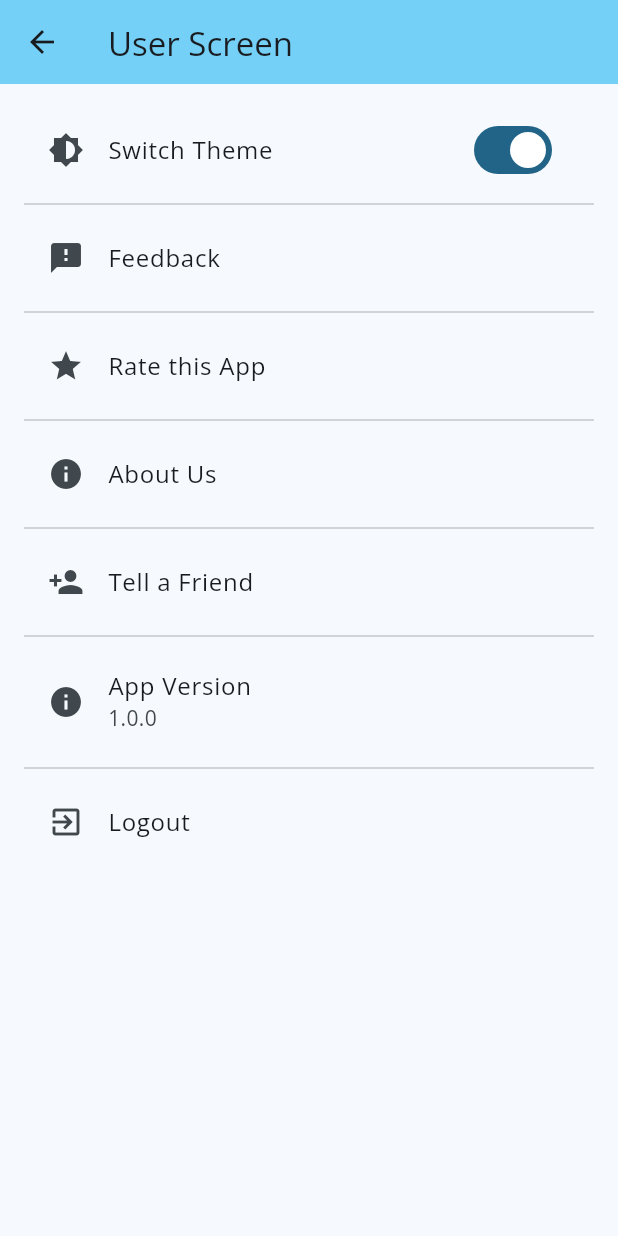
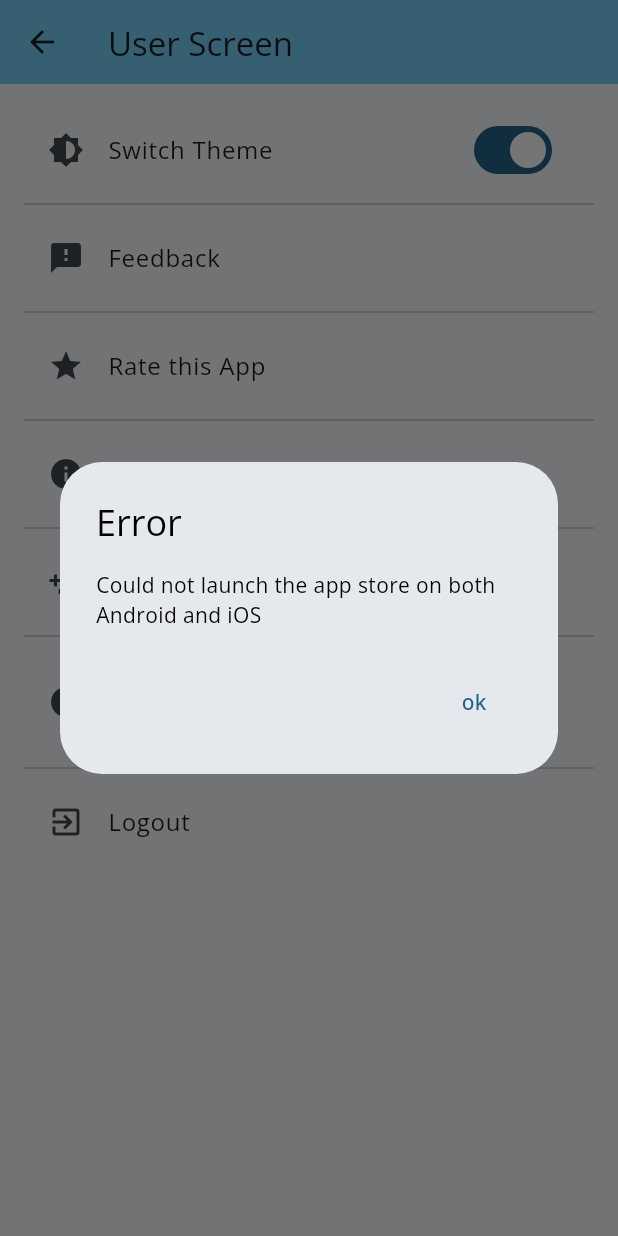
Before and after one commit to KanyantaM/reviza, a Flutter app: the UserScreen screen opened directly, after a tap on "Rate this App", on a phone screen of 412 x 824 dp. Run offline on Flutter 3.47's test engine with Material 3 defaults, Android fonts, the phone set to English and light mode, and no system bars; our stand-ins replace animate_do, bloc, cloud_firestore, dio, dotted_border, equatable and 19 more; missing offline and left inert: flow_builder, flutter_highlighter, flutter_math_fork, flutter_pdfview; accounts and stored records are empty.

Commit message:
updating the email and dialogues

```diff
--- a/lib/features/user_screen.dart
+++ b/lib/features/user_screen.dart
@@ -4,15 +4,14 @@ import 'package:reviza/app/bloc/app_bloc.dart';
 import 'package:reviza/features/login/login.dart';
 // import 'package:reviza/features/report.dart';
 import 'package:reviza/ui/theme.dart';
+import 'package:reviza/utilities/dialogues/error_dialog.dart';
 import 'package:share_plus/share_plus.dart';
 import 'package:url_launcher/url_launcher.dart';
 
 class UserScreen extends StatelessWidget {
   const UserScreen({super.key});
 
-
-
-  Future<void> launchAppStoreForRating() async {
+  Future<void> launchAppStoreForRating(BuildContext context) async {
     const String packageName =
         'your_app_package_name'; // Replace with your app's package name
 
@@ -22,13 +21,13 @@ class UserScreen extends StatelessWidget {
     // For iOS
     final String iOSUrl = 'itms-apps://itunes.apple.com/app/id$packageName';
 
-    if (await canLaunch(androidUrl)) {
-      await launch(androidUrl);
-    } else if (await canLaunch(iOSUrl)) {
-      await launch(iOSUrl);
+    if (await canLaunchUrl(Uri(path:androidUrl))) {
+      await launchUrl(Uri(path:androidUrl));
+    } else if (await canLaunchUrl(Uri(path:iOSUrl))) {
+      await launchUrl(Uri(path:iOSUrl));
     } else {
       // Handle the case where neither the Android nor iOS URL can be launched
-      print('Could not launch the app store on both Android and iOS');
+      showErrorDialog(context,'Could not launch the app store on both Android and iOS');
     }
   }
 
@@ -42,28 +41,28 @@ class UserScreen extends StatelessWidget {
             // crossAxisAlignment: CrossAxisAlignment.start,
             children: [
               Text(
-                  'ReviZa - A Study Sharing App, developed by the Luso Software Team'),
+                  'Welcome to ReviZa,\n\nA powerful study app brought to you by Luso Software.\n\nReviZa is designed to facilitate seamless collaboration among students, enabling them to share study materials such as past papers and school notes. The app also features an AI chatbot for quick assistance with study-related questions.'),
               SizedBox(height: 16),
-              Text('Luso Software - A Zambian Software Development Company'),
+              Text('\nLuso Software - A Zambian Software Development Company', style: TextStyle(fontStyle: FontStyle.italic),),
             ],
           ),
           actions: [
             TextButton(
               onPressed: () {
-                launch('https://www.lusosoftware.com');
+                launchUrl(Uri(path:'https://www.lusosoftware.com'));
               },
               child: const Text('Visit Us'),
             ),
             TextButton(
               onPressed: () {
-                launch('mailto:team@lusosoftware.com');
+                launchUrl(Uri(path:'mailto:team@lusosoftware.com'));
               },
               child: const Text('Email Us'),
             ),
             TextButton(
               onPressed: () {
                 const phoneNumber = '+260762878107';
-                launch('https://wa.me/$phoneNumber/');
+                launchUrl(Uri(path:'https://wa.me/$phoneNumber/'));
               },
               child: const Text('WhatsApp Us'),
             ),
@@ -112,13 +111,8 @@ class UserScreen extends StatelessWidget {
               leading: const Icon(Icons.feedback),
               title: const Text('Feedback'),
               onTap: () async {
-                // sendWhatsAppMessage();
-                // Navigate to feedback screen
-                // Navigator.push(context,
-                //     MaterialPageRoute(builder: (context) => StepsScreen()));
-
                 const phoneNumber = '+260762878107';
-                launch('https://wa.me/$phoneNumber/');
+                launchUrl(Uri(path:'https://wa.me/$phoneNumber/'));
               },
             ),
             const Divider(),
@@ -127,7 +121,7 @@ class UserScreen extends StatelessWidget {
               title: const Text('Rate this App'),
               onTap: () {
                 // Open app store for rating
-                launchAppStoreForRating();
+                launchAppStoreForRating(context);
                 // commingSoon(context);
               },
             ),
--- a/lib/utilities/dialogues/error_dialog.dart
+++ b/lib/utilities/dialogues/error_dialog.dart
@@ -7,7 +7,7 @@ Future<void> showErrorDialog(
 ) {
   return showGenericDialog(
     context: context,
-    title: 'generic error',
+    title: 'Error',
     content: text,
     optionBuilder: () => {
       'ok': null,
```
Also changed, not shown: 1 other file.
